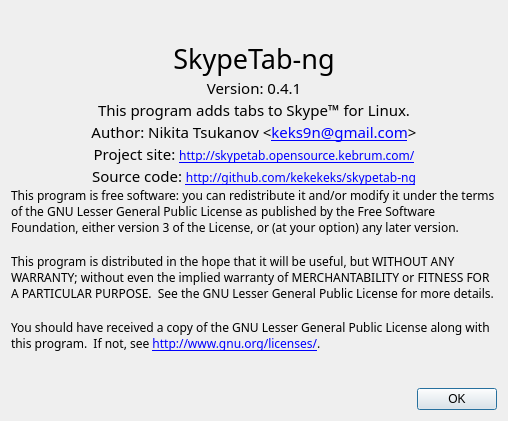
kekekeks/skypetab-ng, file aboutdialog.ui: the form before one commit.
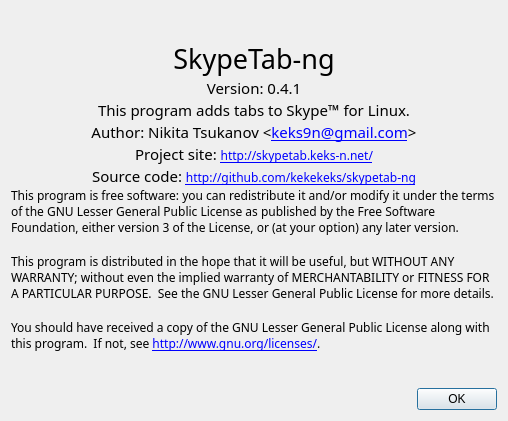
The form after the commit.

Commit message: Updated about dialog

```diff
--- a/aboutdialog.ui
+++ b/aboutdialog.ui
@@ -25,18 +25,18 @@
       <string>&lt;!DOCTYPE HTML PUBLIC &quot;-//W3C//DTD HTML 4.0//EN&quot; &quot;http://www.w3.org/TR/REC-html40/strict.dtd&quot;&gt;
 &lt;html&gt;&lt;head&gt;&lt;meta name=&quot;qrichtext&quot; content=&quot;1&quot; /&gt;&lt;style type=&quot;text/css&quot;&gt;
 p, li { white-space: pre-wrap; }
-&lt;/style&gt;&lt;/head&gt;&lt;body style=&quot; font-family:'Sans Serif'; font-size:9pt; font-weight:400; font-style:normal;&quot;&gt;
+&lt;/style&gt;&lt;/head&gt;&lt;body style=&quot; font-family:'Ubuntu'; font-size:11pt; font-weight:400; font-style:normal;&quot;&gt;
 &lt;p align=&quot;center&quot; style=&quot; margin-top:0px; margin-bottom:0px; margin-left:0px; margin-right:0px; -qt-block-indent:0; text-indent:0px;&quot;&gt;&lt;span style=&quot; font-family:'Sans'; font-size:20pt;&quot;&gt;SkypeTab-ng&lt;/span&gt;&lt;/p&gt;
-&lt;p align=&quot;center&quot; style=&quot; margin-top:0px; margin-bottom:0px; margin-left:0px; margin-right:0px; -qt-block-indent:0; text-indent:0px;&quot;&gt;&lt;span style=&quot; font-family:'Sans'; font-size:11pt;&quot;&gt;Version: 0.4.1&lt;/span&gt;&lt;/p&gt;
-&lt;p align=&quot;center&quot; style=&quot; margin-top:0px; margin-bottom:0px; margin-left:0px; margin-right:0px; -qt-block-indent:0; text-indent:0px;&quot;&gt;&lt;span style=&quot; font-family:'Sans'; font-size:11pt;&quot;&gt;This program adds tabs to Skype™ for Linux.&lt;/span&gt;&lt;/p&gt;
-&lt;p align=&quot;center&quot; style=&quot; margin-top:0px; margin-bottom:0px; margin-left:0px; margin-right:0px; -qt-block-indent:0; text-indent:0px;&quot;&gt;&lt;span style=&quot; font-family:'Sans'; font-size:11pt;&quot;&gt;Author: Nikita Tsukanov &amp;lt;&lt;/span&gt;&lt;a href=&quot;mailto:keks9n@gmail.com&quot;&gt;&lt;span style=&quot; font-family:'Sans'; font-size:11pt; text-decoration: underline; color:#0000ff;&quot;&gt;keks9n@gmail.com&lt;/span&gt;&lt;/a&gt;&lt;span style=&quot; font-family:'Sans'; font-size:11pt;&quot;&gt;&amp;gt;&lt;/span&gt;&lt;/p&gt;
-&lt;p align=&quot;center&quot; style=&quot; margin-top:0px; margin-bottom:0px; margin-left:0px; margin-right:0px; -qt-block-indent:0; text-indent:0px;&quot;&gt;&lt;span style=&quot; font-family:'Sans'; font-size:11pt;&quot;&gt;Project site: &lt;/span&gt;&lt;a href=&quot;http://skypetab.opensource.kebrum.com/&quot;&gt;&lt;span style=&quot; text-decoration: underline; color:#0000ff;&quot;&gt;http://skypetab.opensource.kebrum.com/&lt;/span&gt;&lt;/a&gt;&lt;/p&gt;
-&lt;p align=&quot;center&quot; style=&quot; margin-top:0px; margin-bottom:0px; margin-left:0px; margin-right:0px; -qt-block-indent:0; text-indent:0px;&quot;&gt;&lt;span style=&quot; font-family:'Sans'; font-size:11pt;&quot;&gt;Source code: &lt;/span&gt;&lt;a href=&quot;http://github.com/kekekeks/skypetab-ng&quot;&gt;&lt;span style=&quot; text-decoration: underline; color:#0000ff;&quot;&gt;http://github.com/kekekeks/skypetab-ng&lt;/span&gt;&lt;/a&gt;&lt;/p&gt;
-&lt;p style=&quot; margin-top:0px; margin-bottom:0px; margin-left:0px; margin-right:0px; -qt-block-indent:0; text-indent:0px;&quot;&gt;This program is free software: you can redistribute it and/or modify it under the terms of the GNU Lesser General Public License as published by the Free Software Foundation, either version 3 of the License, or (at your option) any later version.&lt;/p&gt;
-&lt;p style=&quot;-qt-paragraph-type:empty; margin-top:0px; margin-bottom:0px; margin-left:0px; margin-right:0px; -qt-block-indent:0; text-indent:0px;&quot;&gt;&lt;/p&gt;
-&lt;p style=&quot; margin-top:0px; margin-bottom:0px; margin-left:0px; margin-right:0px; -qt-block-indent:0; text-indent:0px;&quot;&gt;This program is distributed in the hope that it will be useful, but WITHOUT ANY WARRANTY; without even the implied warranty of MERCHANTABILITY or FITNESS FOR A PARTICULAR PURPOSE.  See the GNU Lesser General Public License for more details.&lt;/p&gt;
-&lt;p style=&quot;-qt-paragraph-type:empty; margin-top:0px; margin-bottom:0px; margin-left:0px; margin-right:0px; -qt-block-indent:0; text-indent:0px;&quot;&gt;&lt;/p&gt;
-&lt;p style=&quot; margin-top:0px; margin-bottom:0px; margin-left:0px; margin-right:0px; -qt-block-indent:0; text-indent:0px;&quot;&gt;You should have received a copy of the GNU Lesser General Public License along with this program.  If not, see &lt;a href=&quot;http://www.gnu.org/licenses/&quot;&gt;&lt;span style=&quot; text-decoration: underline; color:#0000ff;&quot;&gt;http://www.gnu.org/licenses/&lt;/span&gt;&lt;/a&gt;.&lt;/p&gt;&lt;/body&gt;&lt;/html&gt;</string>
+&lt;p align=&quot;center&quot; style=&quot; margin-top:0px; margin-bottom:0px; margin-left:0px; margin-right:0px; -qt-block-indent:0; text-indent:0px;&quot;&gt;&lt;span style=&quot; font-family:'Sans';&quot;&gt;Version: 0.4.1&lt;/span&gt;&lt;/p&gt;
+&lt;p align=&quot;center&quot; style=&quot; margin-top:0px; margin-bottom:0px; margin-left:0px; margin-right:0px; -qt-block-indent:0; text-indent:0px;&quot;&gt;&lt;span style=&quot; font-family:'Sans';&quot;&gt;This program adds tabs to Skype™ for Linux.&lt;/span&gt;&lt;/p&gt;
+&lt;p align=&quot;center&quot; style=&quot; margin-top:0px; margin-bottom:0px; margin-left:0px; margin-right:0px; -qt-block-indent:0; text-indent:0px;&quot;&gt;&lt;span style=&quot; font-family:'Sans';&quot;&gt;Author: Nikita Tsukanov &amp;lt;&lt;/span&gt;&lt;a href=&quot;mailto:keks9n@gmail.com&quot;&gt;&lt;span style=&quot; font-family:'Sans'; text-decoration: underline; color:#0000ff;&quot;&gt;keks9n@gmail.com&lt;/span&gt;&lt;/a&gt;&lt;span style=&quot; font-family:'Sans';&quot;&gt;&amp;gt;&lt;/span&gt;&lt;/p&gt;
+&lt;p align=&quot;center&quot; style=&quot; margin-top:0px; margin-bottom:0px; margin-left:0px; margin-right:0px; -qt-block-indent:0; text-indent:0px;&quot;&gt;&lt;span style=&quot; font-family:'Sans';&quot;&gt;Project site: &lt;/span&gt;&lt;a href=&quot;http://skypetab.keks-n.net/&quot;&gt;&lt;span style=&quot; font-family:'Sans Serif'; font-size:9pt; text-decoration: underline; color:#0000ff;&quot;&gt;http://skypetab.keks-n.net/&lt;/span&gt;&lt;/a&gt;&lt;/p&gt;
+&lt;p align=&quot;center&quot; style=&quot; margin-top:0px; margin-bottom:0px; margin-left:0px; margin-right:0px; -qt-block-indent:0; text-indent:0px;&quot;&gt;&lt;span style=&quot; font-family:'Sans';&quot;&gt;Source code: &lt;/span&gt;&lt;a href=&quot;http://github.com/kekekeks/skypetab-ng&quot;&gt;&lt;span style=&quot; font-family:'Sans Serif'; font-size:9pt; text-decoration: underline; color:#0000ff;&quot;&gt;http://github.com/kekekeks/skypetab-ng&lt;/span&gt;&lt;/a&gt;&lt;/p&gt;
+&lt;p style=&quot; margin-top:0px; margin-bottom:0px; margin-left:0px; margin-right:0px; -qt-block-indent:0; text-indent:0px;&quot;&gt;&lt;span style=&quot; font-family:'Sans Serif'; font-size:9pt;&quot;&gt;This program is free software: you can redistribute it and/or modify it under the terms of the GNU Lesser General Public License as published by the Free Software Foundation, either version 3 of the License, or (at your option) any later version.&lt;/span&gt;&lt;/p&gt;
+&lt;p style=&quot;-qt-paragraph-type:empty; margin-top:0px; margin-bottom:0px; margin-left:0px; margin-right:0px; -qt-block-indent:0; text-indent:0px; font-family:'Sans Serif'; font-size:9pt;&quot;&gt;&lt;/p&gt;
+&lt;p style=&quot; margin-top:0px; margin-bottom:0px; margin-left:0px; margin-right:0px; -qt-block-indent:0; text-indent:0px;&quot;&gt;&lt;span style=&quot; font-family:'Sans Serif'; font-size:9pt;&quot;&gt;This program is distributed in the hope that it will be useful, but WITHOUT ANY WARRANTY; without even the implied warranty of MERCHANTABILITY or FITNESS FOR A PARTICULAR PURPOSE.  See the GNU Lesser General Public License for more details.&lt;/span&gt;&lt;/p&gt;
+&lt;p style=&quot;-qt-paragraph-type:empty; margin-top:0px; margin-bottom:0px; margin-left:0px; margin-right:0px; -qt-block-indent:0; text-indent:0px; font-family:'Sans Serif'; font-size:9pt;&quot;&gt;&lt;/p&gt;
+&lt;p style=&quot; margin-top:0px; margin-bottom:0px; margin-left:0px; margin-right:0px; -qt-block-indent:0; text-indent:0px;&quot;&gt;&lt;span style=&quot; font-family:'Sans Serif'; font-size:9pt;&quot;&gt;You should have received a copy of the GNU Lesser General Public License along with this program.  If not, see &lt;/span&gt;&lt;a href=&quot;http://www.gnu.org/licenses/&quot;&gt;&lt;span style=&quot; font-family:'Sans Serif'; font-size:9pt; text-decoration: underline; color:#0000ff;&quot;&gt;http://www.gnu.org/licenses/&lt;/span&gt;&lt;/a&gt;&lt;span style=&quot; font-family:'Sans Serif'; font-size:9pt;&quot;&gt;.&lt;/span&gt;&lt;/p&gt;&lt;/body&gt;&lt;/html&gt;</string>
      </property>
      <property name="textFormat">
       <enum>Qt::RichText</enum>
```
